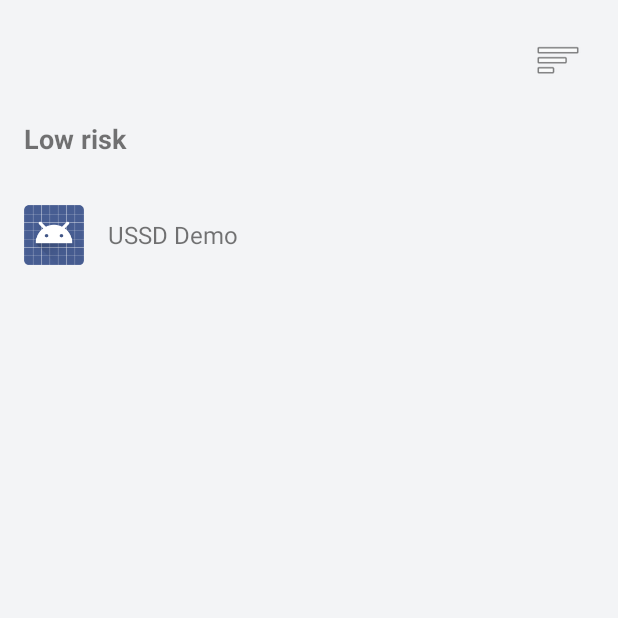
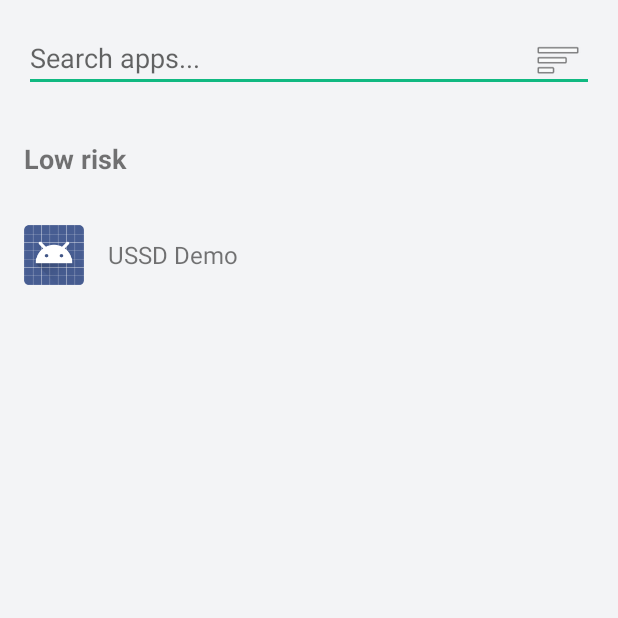
Before and after one commit to palak-b19/Cache-Me-If-You-Can-, an Android app: the screen it shows after launch (AppListActivity), on a phone screen of 412 x 824 dp, the top half of it. Run offline under Robolectric (Android 15) with nearby library versions, the phone set to English and light mode, and no system bars; libraries missing offline, so code that uses them is left out: ai.onnxruntime.genai.

Commit message:
add search bar

```diff
--- a/app/src/main/res/layout/activity_app_list.xml
+++ b/app/src/main/res/layout/activity_app_list.xml
@@ -4,6 +4,14 @@
     android:layout_width="match_parent"
     android:layout_height="match_parent"
     tools:context=".ui.AppListActivity">
+
+    <EditText
+        android:id="@+id/search_bar"
+        android:layout_width="match_parent"
+        android:layout_height="wrap_content"
+        android:layout_alignParentTop="true"
+        android:layout_margin="16dp"
+        android:hint="Search apps..." />
 
     <ImageButton
         android:id="@+id/theme_toggle_btn"
@@ -14,14 +22,14 @@
         android:layout_marginTop="16dp"
         android:layout_marginEnd="16dp"
         android:background="?attr/selectableItemBackgroundBorderless"
-        android:contentDescription="@string/toggle_theme"
+        android.contentDescription="@string/toggle_theme"
         tools:src="@android:drawable/ic_menu_sort_by_size" />
 
     <androidx.recyclerview.widget.RecyclerView
         android:id="@+id/recycler_view"
         android:layout_width="match_parent"
         android:layout_height="match_parent"
-        android:layout_below="@id/theme_toggle_btn" />
+        android:layout_below="@id/search_bar" />
 
     <ProgressBar
         android:id="@+id/progress_bar"
```
Also changed, not shown: app/src/main/java/com/example/ussdemoproject/ui/AppListActivity.kt (+28 -0 lines).
